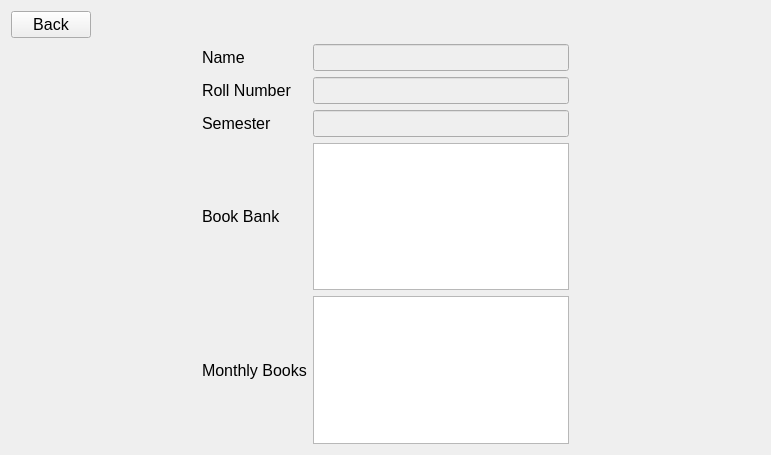
Qt form mainwindow.ui (itsManjeet/LibraryManagmentSystem) before a commit.
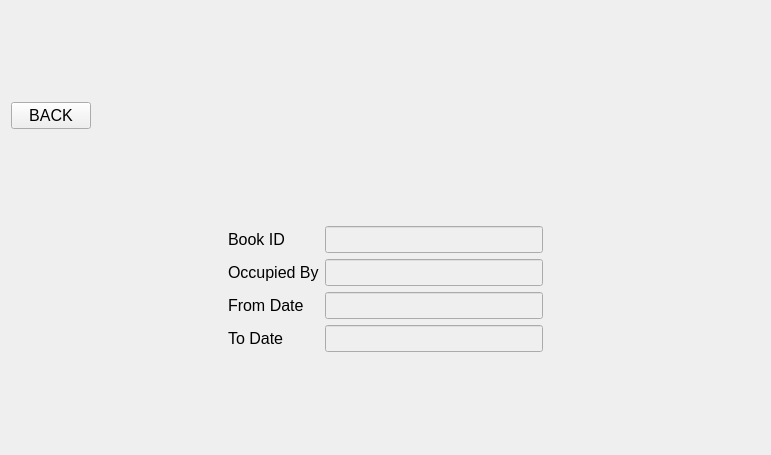
The same form after that commit.

Commit message: add Book Database Support

What changed in the file:
```diff
--- a/mainwindow.ui
+++ b/mainwindow.ui
@@ -38,7 +38,7 @@
     <item>
      <widget class="QStackedWidget" name="stackedWidget">
       <property name="currentIndex">
-       <number>1</number>
+       <number>2</number>
       </property>
       <widget class="QWidget" name="page">
        <layout class="QVBoxLayout" name="verticalLayout_2">
@@ -194,34 +194,21 @@
         </item>
         <item>
          <layout class="QGridLayout" name="gridLayout_2">
-          <item row="1" column="1">
+          <item row="2" column="3">
            <widget class="QLabel" name="label_3">
             <property name="text">
              <string>Roll Number </string>
             </property>
            </widget>
           </item>
-          <item row="0" column="1">
+          <item row="0" column="3">
            <widget class="QLabel" name="label_2">
             <property name="text">
              <string>Name</string>
             </property>
            </widget>
           </item>
-          <item row="0" column="0">
-           <spacer name="horizontalSpacer_4">
-            <property name="orientation">
-             <enum>Qt::Horizontal</enum>
-            </property>
-            <property name="sizeHint" stdset="0">
-             <size>
-              <width>40</width>
-              <height>20</height>
-             </size>
-            </property>
-           </spacer>
-          </item>
-          <item row="6" column="2">
+          <item row="7" column="4">
            <spacer name="verticalSpacer_2">
             <property name="orientation">
              <enum>Qt::Vertical</enum>
@@ -234,68 +221,55 @@
             </property>
            </spacer>
           </item>
-          <item row="0" column="2">
+          <item row="0" column="4">
            <widget class="QLineEdit" name="Name_Box">
             <property name="enabled">
              <bool>false</bool>
             </property>
            </widget>
           </item>
-          <item row="4" column="2">
+          <item row="5" column="4">
            <widget class="QListWidget" name="MonthlyBookList"/>
           </item>
-          <item row="0" column="3">
-           <spacer name="horizontalSpacer_5">
-            <property name="orientation">
-             <enum>Qt::Horizontal</enum>
-            </property>
-            <property name="sizeHint" stdset="0">
-             <size>
-              <width>40</width>
-              <height>20</height>
-             </size>
-            </property>
-           </spacer>
-          </item>
-          <item row="3" column="2">
+          <item row="4" column="4">
            <widget class="QListWidget" name="Book_Bank_List"/>
           </item>
-          <item row="3" column="1">
+          <item row="4" column="3">
            <widget class="QLabel" name="label_5">
             <property name="text">
              <string>Book Bank</string>
             </property>
            </widget>
           </item>
-          <item row="1" column="2">
+          <item row="2" column="4">
            <widget class="QLineEdit" name="Roll_NoBox">
             <property name="enabled">
              <bool>false</bool>
             </property>
            </widget>
           </item>
-          <item row="2" column="2">
+          <item row="3" column="4">
            <widget class="QLineEdit" name="SemBox">
             <property name="enabled">
              <bool>false</bool>
             </property>
            </widget>
           </item>
-          <item row="4" column="1">
+          <item row="5" column="3">
            <widget class="QLabel" name="label_6">
             <property name="text">
              <string>Monthly Books</string>
             </property>
            </widget>
           </item>
-          <item row="2" column="1">
+          <item row="3" column="3">
            <widget class="QLabel" name="label_4">
             <property name="text">
              <string>Semester</string>
             </property>
            </widget>
           </item>
-          <item row="5" column="2">
+          <item row="6" column="4">
            <spacer name="verticalSpacer_4">
             <property name="orientation">
              <enum>Qt::Vertical</enum>
@@ -304,6 +278,179 @@
              <size>
               <width>20</width>
               <height>40</height>
+             </size>
+            </property>
+           </spacer>
+          </item>
+          <item row="4" column="5">
+           <widget class="QLineEdit" name="lineEdit"/>
+          </item>
+          <item row="5" column="5">
+           <widget class="QLineEdit" name="lineEdit_2"/>
+          </item>
+          <item row="5" column="6">
+           <widget class="QPushButton" name="pushButton_2">
+            <property name="text">
+             <string>Add Monthly Box</string>
+            </property>
+           </widget>
+          </item>
+          <item row="4" column="6">
+           <widget class="QPushButton" name="pushButton">
+            <property name="text">
+             <string>Add Book Bank</string>
+            </property>
+           </widget>
+          </item>
+          <item row="3" column="7">
+           <spacer name="horizontalSpacer_6">
+            <property name="orientation">
+             <enum>Qt::Horizontal</enum>
+            </property>
+            <property name="sizeHint" stdset="0">
+             <size>
+              <width>40</width>
+              <height>20</height>
+             </size>
+            </property>
+           </spacer>
+          </item>
+          <item row="0" column="5" colspan="3">
+           <spacer name="horizontalSpacer_5">
+            <property name="orientation">
+             <enum>Qt::Horizontal</enum>
+            </property>
+            <property name="sizeHint" stdset="0">
+             <size>
+              <width>40</width>
+              <height>20</height>
+             </size>
+            </property>
+           </spacer>
+          </item>
+          <item row="0" column="2">
+           <spacer name="horizontalSpacer_7">
+            <property name="orientation">
+             <enum>Qt::Horizontal</enum>
+            </property>
+            <property name="sizeHint" stdset="0">
+             <size>
+              <width>40</width>
+              <height>20</height>
+             </size>
+            </property>
+           </spacer>
+          </item>
+         </layout>
+        </item>
+       </layout>
+      </widget>
+      <widget class="QWidget" name="page_3">
+       <layout class="QVBoxLayout" name="verticalLayout_4">
+        <item>
+         <layout class="QHBoxLayout" name="horizontalLayout_2">
+          <item>
+           <widget class="QPushButton" name="BACK_FROM_BOOK">
+            <property name="text">
+             <string>BACK</string>
+            </property>
+           </widget>
+          </item>
+          <item>
+           <spacer name="horizontalSpacer_4">
+            <property name="orientation">
+             <enum>Qt::Horizontal</enum>
+            </property>
+            <property name="sizeHint" stdset="0">
+             <size>
+              <width>40</width>
+              <height>20</height>
+             </size>
+            </property>
+           </spacer>
+          </item>
+         </layout>
+        </item>
+        <item>
+         <layout class="QGridLayout" name="gridLayout_3">
+          <item row="4" column="1">
+           <widget class="QLabel" name="label_10">
+            <property name="text">
+             <string>To Date</string>
+            </property>
+           </widget>
+          </item>
+          <item row="2" column="1">
+           <widget class="QLabel" name="label_8">
+            <property name="text">
+             <string>Occupied By</string>
+            </property>
+           </widget>
+          </item>
+          <item row="3" column="1">
+           <widget class="QLabel" name="label_9">
+            <property name="text">
+             <string>From Date</string>
+            </property>
+           </widget>
+          </item>
+          <item row="4" column="3">
+           <widget class="QLineEdit" name="TO_DATE">
+            <property name="enabled">
+             <bool>false</bool>
+            </property>
+           </widget>
+          </item>
+          <item row="3" column="3">
+           <widget class="QLineEdit" name="FROM_DATE">
+            <property name="enabled">
+             <bool>false</bool>
+            </property>
+           </widget>
+          </item>
+          <item row="1" column="1">
+           <widget class="QLabel" name="label_7">
+            <property name="text">
+             <string>Book ID</string>
+            </property>
+           </widget>
+          </item>
+          <item row="1" column="3">
+           <widget class="QLineEdit" name="BOOK_ID">
+            <property name="enabled">
+             <bool>false</bool>
+            </property>
+           </widget>
+          </item>
+          <item row="2" column="3">
+           <widget class="QLineEdit" name="OCCUPIED_BY">
+            <property name="enabled">
+             <bool>false</bool>
+            </property>
+           </widget>
+          </item>
+          <item row="1" column="0">
+           <spacer name="horizontalSpacer_8">
+            <property name="orientation">
+             <enum>Qt::Horizontal</enum>
+            </property>
+            <property name="sizeHint" stdset="0">
+             <size>
+              <width>40</width>
+              <height>20</height>
+             </size>
+            </property>
+           </spacer>
+          </item>
+          <item row="1" column="4">
+           <spacer name="horizontalSpacer_9">
+            <property name="orientation">
+             <enum>Qt::Horizontal</enum>
+            </property>
+            <property name="sizeHint" stdset="0">
+             <size>
+              <width>40</width>
+              <height>20</height>
              </size>
             </property>
            </spacer>
```
The commit also changes 3 other files.
